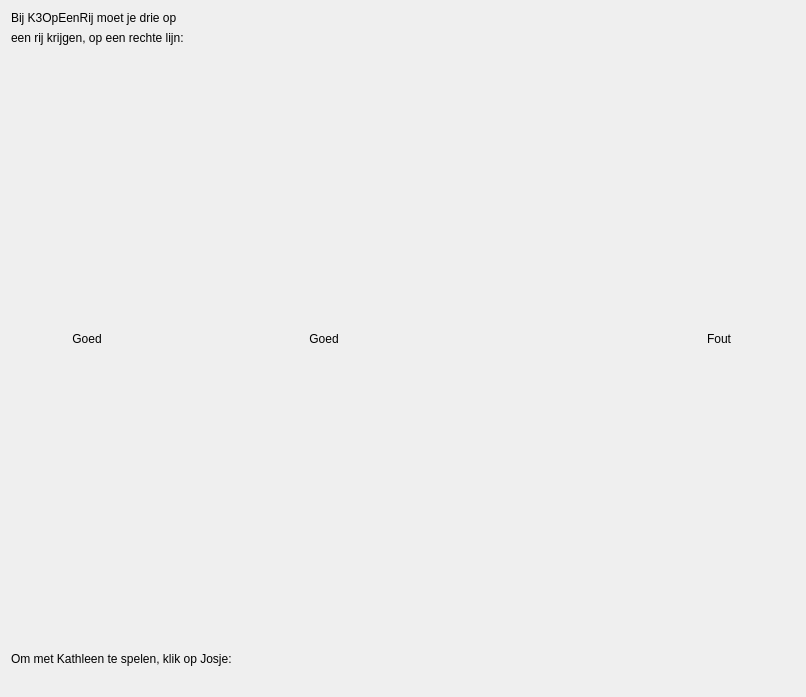
Qt form qtk3opeenrijinstructionsdialog.ui (richelbilderbeek/K3OpEenRij) before a commit.
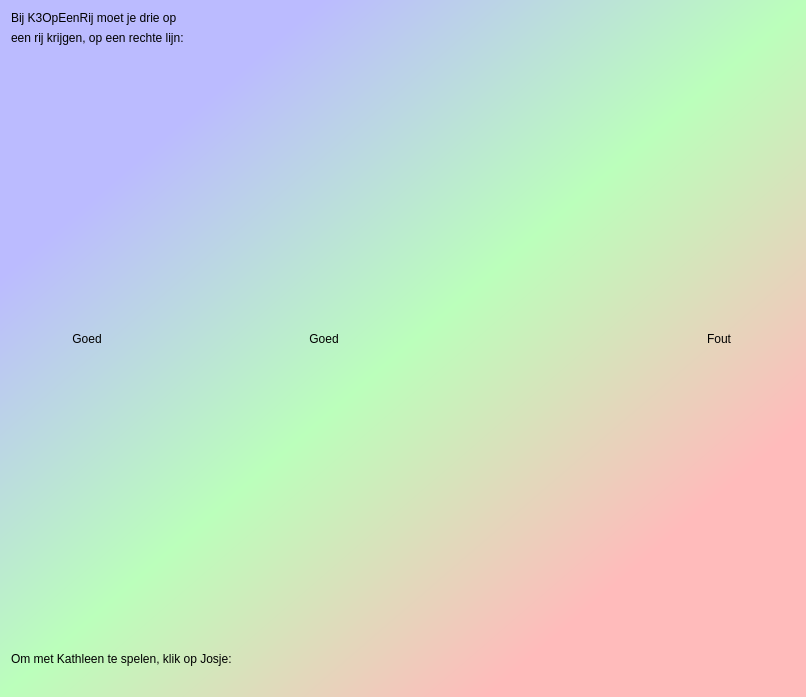
The same form after that commit. Icons and pictures are not drawn.

The edit to the form file:
```diff
--- a/qtk3opeenrijinstructionsdialog.ui
+++ b/qtk3opeenrijinstructionsdialog.ui
@@ -15,14 +15,14 @@
   </property>
   <property name="styleSheet">
    <string notr="true">QDialog { 
-  background-color: qlineargradient(x1: 0, y1: 0, x2: 1, y2: 1, stop: 0 #ffdbeb, stop: 1 #ff7b8b);
+ background-color: qlineargradient(x1: 0, y1: 0, x2: 1, y2: 1, stop: 0  #bbf, stop: 0.2  #bbf, stop: 0.5 #bfb, stop: 0.8 #fbb, stop: 1 #fbb);
 }
 QPushButton { background-color: rgb(255, 255, 255);  }
 QPushButton { color: rgb(0,0,0); }
 QPushButton { font: 32px, &quot;monospace&quot; }
 QLabel { font: 32px, &quot;monospace&quot; }
 
-#ffcbdb</string>
+</string>
   </property>
   <layout class="QGridLayout" name="gridLayout">
    <item row="6" column="0" colspan="5">
```
